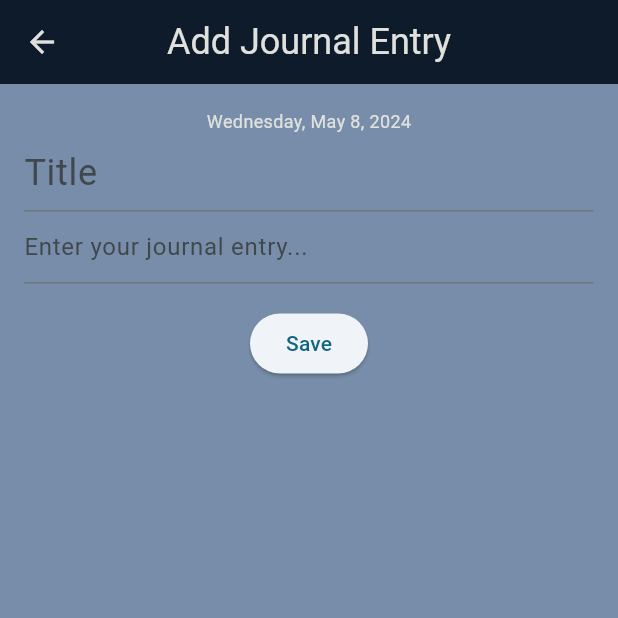
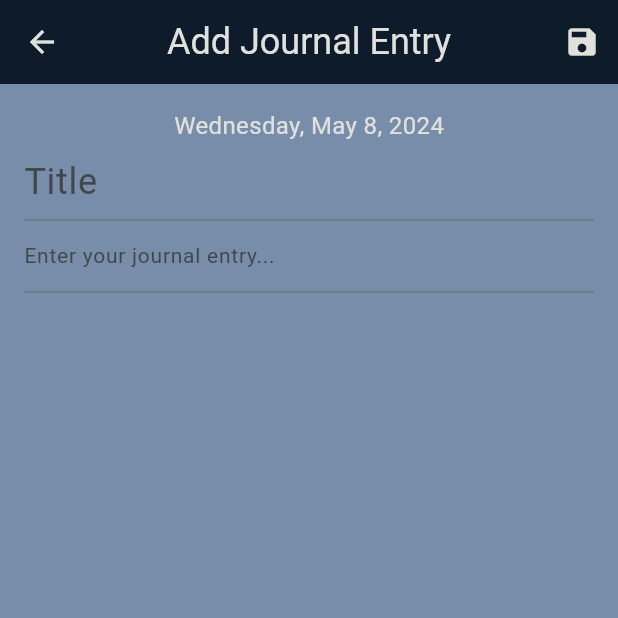
Before and after one commit to GianDMarquez/sleepybuddy, a Flutter app: the AddJournalEntryPage screen opened directly, on a phone screen of 412 x 824 dp, the top half of it. Run offline on Flutter 3.47's test engine with Material 3 defaults, Android fonts, the phone set to English and light mode, and no system bars; our stand-ins replace hive_flutter, isar, shared_preferences; missing offline and left inert: android_alarm_manager_plus; accounts and stored records are empty; generated files the repository leaves out were written again.

Commit message:
made save button top right

```diff
--- a/lib/view/screens/journal_add_page.dart
+++ b/lib/view/screens/journal_add_page.dart
@@ -20,20 +20,38 @@ class _AddJournalEntryPageState extends State<AddJournalEntryPage> {
       backgroundColor: secondaryColorLight,
       appBar: AppBar(
         iconTheme: IconThemeData(color: primaryColorGray),
-        backgroundColor:
-            primaryColorDark, //changes top bar color, primaryColorDark
-        title: Text('Add Journal Entry',
-            style: TextStyle(color: primaryColorGray, fontSize: 24)),
+        backgroundColor: primaryColorDark,
+        title: Text(
+          'Add Journal Entry',
+          style: TextStyle(color: primaryColorGray, fontSize: 24),
+        ),
         centerTitle: true,
+        actions: [
+          IconButton(
+            icon: Icon(Icons.save),
+            onPressed: () {
+              // Save the journal entry to storage
+              String title = titleController.text;
+              String content = contentController.text;
+              // Print the values for debugging
+              print("====DEBUG=====\n");
+              print("Date: $currentDate\n");
+              print('Title: $title\n');
+              print('Content: $content\n');
+              Navigator.pop(context); // Return to the journal page
+            },
           ),
-      body: Padding(
+        ],
+      ),
+      body: SingleChildScrollView(
+        child: Padding(
           padding: const EdgeInsets.all(16.0),
           child: Column(
             children: [
               // Date
               Text(
-              '${DateFormat.yMMMMEEEEd().format(currentDate)}',
-              style: TextStyle(fontSize: 12, color: primaryColorGray),
+                DateFormat.yMMMMEEEEd().format(currentDate),
+                style: TextStyle(fontSize: 16, color: primaryColorGray),
               ),
               TextField(
                 controller: titleController,
@@ -41,32 +59,18 @@ class _AddJournalEntryPageState extends State<AddJournalEntryPage> {
                   hintText: 'Title',
                 ),
                 style: TextStyle(fontSize: 24),
-              maxLines: null, // Allow multiple lines
+                maxLines: 1,
               ),
               TextField(
                 controller: contentController,
                 decoration: InputDecoration(
                   hintText: 'Enter your journal entry...',
                 ),
-              maxLines: null, // Allow multiple lines
-            ),
-            SizedBox(height: 16),
-            ElevatedButton(
-              onPressed: () {
-                // Save the journal entry to storage
-                String title = titleController.text;
-                String content = contentController.text;
-                // You can implement this logic here
-                // Print the values for debugging
-                print("====DEBUG=====\n");
-                print("Date: $currentDate\n");
-                print('Title: $title\n');
-                print('content: $content\n');
-                Navigator.pop(context); // Return to the journal page
-              },
-              child: Text('Save'),
+                style: TextStyle(fontSize: 14),
+                maxLines: null,
               ),
             ],
+          ),
         ),
       ),
     );
```
Lines whose indentation alone changed are shown as unchanged.
